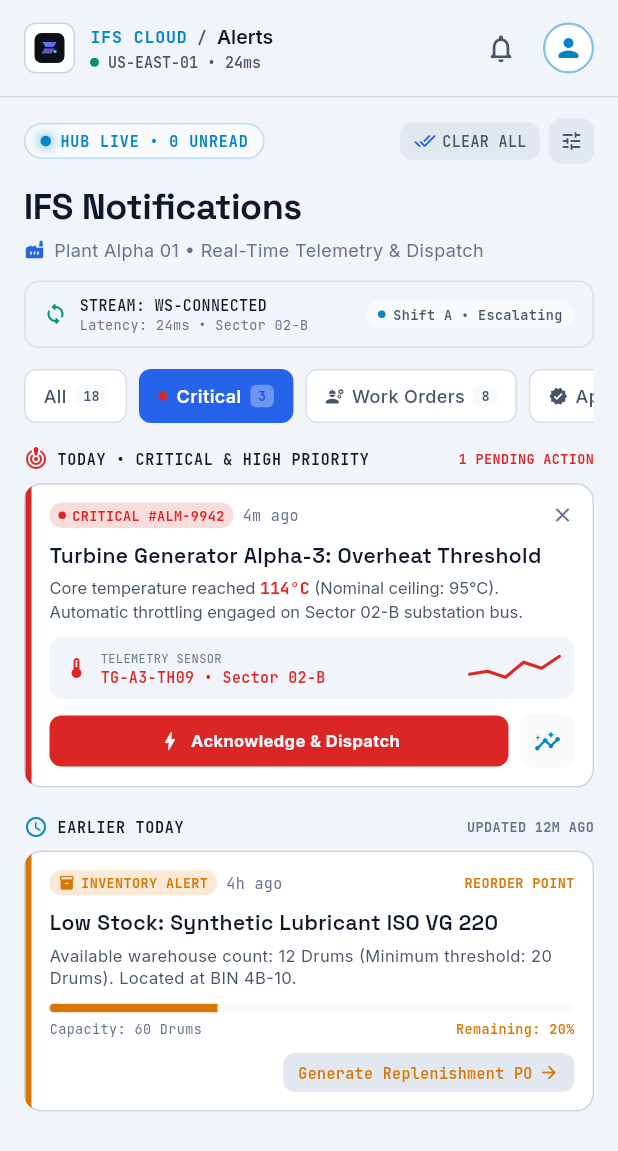
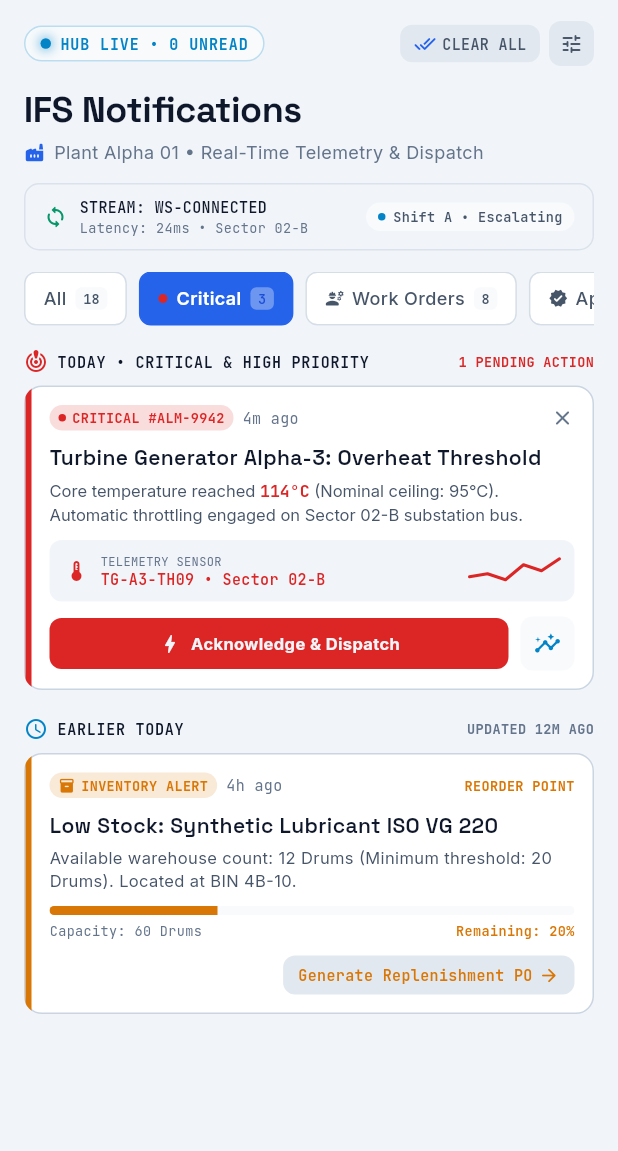
Before and after one commit to PLWEP/Morfin, a Flutter app: the NotificationsScreen screen opened directly, after a tap on "CLEAR ALL", after a tap on "Critical", on a phone screen of 412 x 824 dp. Shown: the top 1151 px of the screen. Run offline on Flutter 3.47's test engine with Material 3 defaults, Android fonts, the phone set to English and light mode, and no system bars; our stand-ins replace google_fonts; network calls fail.

```diff
--- a/lib/core/widgets/industrial_top_app_bar.dart
+++ /dev/null
@@ -1,176 +0,0 @@
-import 'package:flutter/material.dart';
-import 'package:google_fonts/google_fonts.dart';
-import '../../theme/app_colors.dart';
-import 'ifs_logo_badge.dart';
-
-class IndustrialTopAppBar extends StatelessWidget implements PreferredSizeWidget {
-  final String title;
-  final String connectionNode;
-  final int unreadAlertCount;
-  final VoidCallback? onAlertTap;
-  final VoidCallback? onProfileTap;
-
-  const IndustrialTopAppBar({
-    super.key,
-    required this.title,
-    this.connectionNode = 'US-EAST-01 • 24ms',
-    this.unreadAlertCount = 1,
-    this.onAlertTap,
-    this.onProfileTap,
-  });
-
-  @override
-  Size get preferredSize => const Size.fromHeight(65);
-
-  @override
-  Widget build(BuildContext context) {
-    final colors = AppColors.of(context);
-
-    return AppBar(
-      backgroundColor: colors.surfaceDeep.withValues(alpha: 0.95),
-      scrolledUnderElevation: 0,
-      elevation: 0,
-      toolbarHeight: 64,
-      automaticallyImplyLeading: false,
-      titleSpacing: 16,
-      title: Row(
-        children: [
-          Container(
-            width: 34,
-            height: 34,
-            decoration: BoxDecoration(
-              color: colors.surfaceCard,
-              borderRadius: BorderRadius.circular(8),
-              border: Border.all(color: colors.surfaceBorder),
-            ),
-            child: const Center(
-              child: IfsLogoBadge(size: 20),
-            ),
-          ),
-          const SizedBox(width: 10),
-          Column(
-            crossAxisAlignment: CrossAxisAlignment.start,
-            mainAxisAlignment: MainAxisAlignment.center,
-            children: [
-              Row(
-                children: [
-                  Text(
-                    'IFS CLOUD',
-                    style: GoogleFonts.jetBrainsMono(
-                      fontSize: 11,
-                      fontWeight: FontWeight.w700,
-                      color: colors.statusActive,
-                      letterSpacing: 0.6,
-                    ),
-                  ),
-                  Text(
-                    ' / ',
-                    style: GoogleFonts.jetBrainsMono(
-                      fontSize: 11,
-                      color: colors.onSurfaceVariant,
-                    ),
-                  ),
-                  Text(
-                    title,
-                    style: GoogleFonts.inter(
-                      fontSize: 13,
-                      fontWeight: FontWeight.w600,
-                      color: colors.onSurface,
-                    ),
-                  ),
-                ],
-              ),
-              const SizedBox(height: 2),
-              Row(
-                children: [
-                  Container(
-                    width: 6,
-                    height: 6,
-                    decoration: BoxDecoration(
-                      color: colors.statusSuccess,
-                      shape: BoxShape.circle,
-                    ),
-                  ),
-                  const SizedBox(width: 6),
-                  Text(
-                    connectionNode,
-                    style: GoogleFonts.jetBrainsMono(
-                      fontSize: 10,
-                      color: colors.onSurfaceVariant,
-                    ),
-                  ),
-                ],
-              ),
-            ],
-          ),
-        ],
-      ),
-      actions: [
-        Stack(
-          alignment: Alignment.center,
-          children: [
-            IconButton(
-              icon: Icon(
-                Icons.notifications_none_rounded,
-                color: colors.onSurfaceVariant,
-                size: 22,
-              ),
-              onPressed: onAlertTap ?? () {},
-            ),
-            if (unreadAlertCount > 0)
-              Positioned(
-                top: 14,
-                right: 14,
-                child: Container(
-                  width: 7,
-                  height: 7,
-                  decoration: BoxDecoration(
-                    color: colors.statusActive,
-                    shape: BoxShape.circle,
-                    boxShadow: [
-                      BoxShadow(
-                        color: colors.statusActive,
-                        blurRadius: 4,
-                        spreadRadius: 1,
-                      ),
-                    ],
-                  ),
-                ),
-              ),
-          ],
-        ),
-        Padding(
-          padding: const EdgeInsets.only(right: 16, left: 4),
-          child: InkWell(
-            onTap: onProfileTap ?? () {},
-            borderRadius: BorderRadius.circular(18),
-            child: Container(
-              width: 34,
-              height: 34,
-              decoration: BoxDecoration(
-                shape: BoxShape.circle,
-                color: colors.surfaceCard,
-                border: Border.all(
-                  color: colors.statusActive.withValues(alpha: 0.5),
-                  width: 1.5,
-                ),
-              ),
-              child: Icon(
-                Icons.person_rounded,
-                size: 20,
-                color: colors.statusActive,
-              ),
-            ),
-          ),
-        ),
-      ],
-      bottom: PreferredSize(
-        preferredSize: const Size.fromHeight(1),
-        child: Container(
-          color: colors.surfaceBorder.withValues(alpha: 0.8),
-          height: 1,
-        ),
-      ),
-    );
-  }
-}
--- a/lib/features/notifications/notifications_screen.dart
+++ b/lib/features/notifications/notifications_screen.dart
@@ -1,5 +1,4 @@
 import 'package:flutter/material.dart';
-import '../../core/widgets/industrial_top_app_bar.dart';
 import '../../theme/app_colors.dart';
 import 'components/approval_request_card.dart';
 import 'components/critical_overheat_card.dart';
@@ -81,14 +80,9 @@ class _NotificationsScreenState extends State<NotificationsScreen> {
 
         return Scaffold(
           backgroundColor: colors.surfaceDeep,
-          appBar: IndustrialTopAppBar(
-            title: 'Alerts',
-            unreadAlertCount: state.unreadCount,
-            onAlertTap: widget.onAlertTap,
-            onProfileTap: widget.onProfileTap,
-          ),
-          body: ListView(
-            padding: const EdgeInsets.symmetric(horizontal: 16, vertical: 14),
+          body: SafeArea(
+            child: ListView(
+              padding: const EdgeInsets.symmetric(horizontal: 16, vertical: 14),
             children: [
               NotificationsHeader(
                 unreadCount: state.unreadCount,
@@ -156,8 +150,9 @@ class _NotificationsScreenState extends State<NotificationsScreen> {
               const SizedBox(height: 16),
             ],
           ),
-        );
-      },
+        ),
+      );
+    },
     );
   }
 }
```
Also changed, not shown: lib/features/lobby/components/lobby_app_bar.dart (deleted, +0 -164 lines), lib/features/lobby/lobby_screen.dart (+5 -11 lines), lib/features/menu/menu_screen.dart (+3 -6 lines), lib/features/settings/settings_screen.dart (+3 -6 lines).
